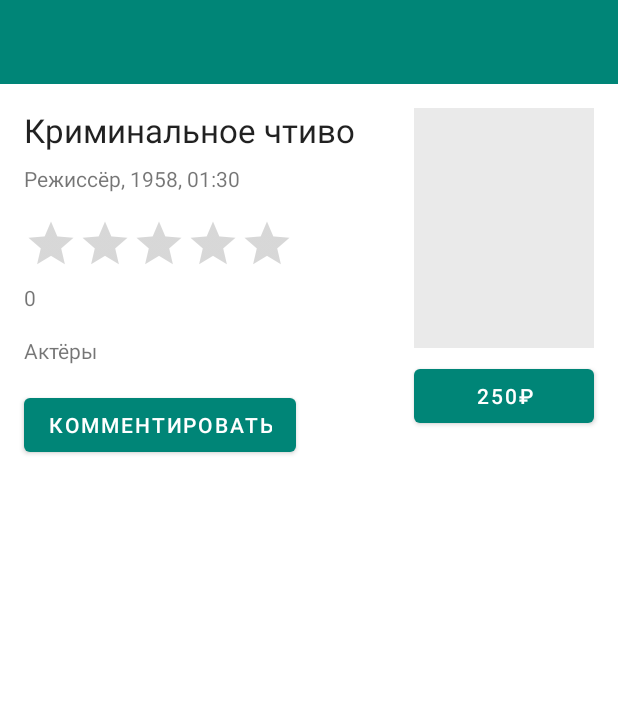
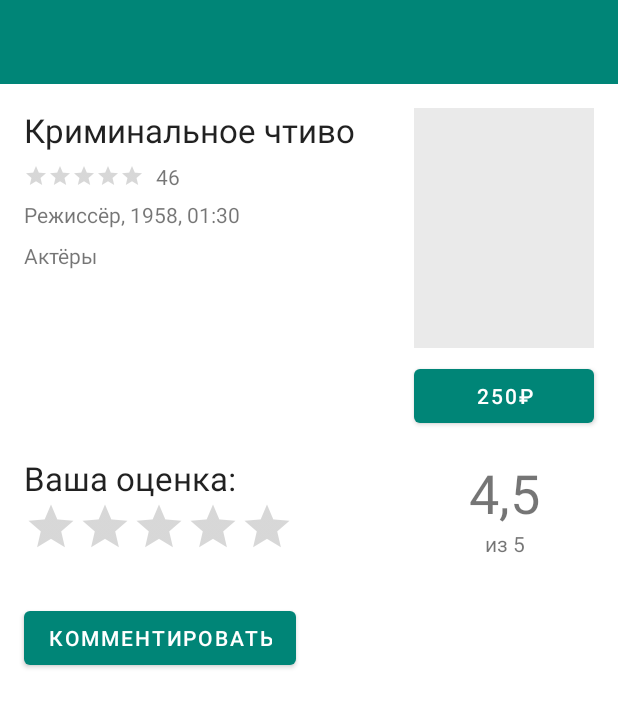
Before and after one commit to roman-zm/coursework_client_android, an Android app: the fragment UserFilmFragment placed in its activity, on a phone screen of 412 x 824 dp. Shown: the top 707 px of the screen. Run offline under Robolectric (Android 15) with nearby library versions, the phone set to English and light mode, and no system bars; libraries missing offline, so code that uses them is left out: com.arellomobile.mvp; 1 statement that could not run was skipped.

Commit message:
end with ratings

```diff
--- a/app/src/main/java/com/namor/coursework/fragment/user/film/UserFilmFragment.kt
+++ b/app/src/main/java/com/namor/coursework/fragment/user/film/UserFilmFragment.kt
@@ -17,7 +17,6 @@ import com.google.android.material.chip.Chip
 import com.namor.coursework.R
 import com.namor.coursework.domain.Film
 import com.namor.coursework.domain.Genre
-import com.namor.coursework.fragment.CourseworkFragment
 import kotlinx.android.synthetic.main.fragment_user_film.*
 
 private const val FILM = "film"
@@ -43,7 +42,7 @@ class UserFilmFragment : MvpAppCompatFragment(), UserFilmView {
         arguments?.getParcelable<Film>(FILM).let {
             presenter.setFilm(it)
         }
-        ratingBar.onRatingBarChangeListener =
+        userRatingBar.onRatingBarChangeListener =
                 RatingBar.OnRatingBarChangeListener { ratingBar, rating, fromUser ->
                     if (fromUser) presenter.onRatingChanged(rating)
                 }
@@ -89,11 +88,16 @@ class UserFilmFragment : MvpAppCompatFragment(), UserFilmView {
     }
 
     override fun setMark(mark: Float) {
-        ratingBar.rating = mark
+        filmRatingBar.rating = mark
+        ratingText.text = mark.toString()
     }
 
     override fun setCount(count: Int) {
         ratingCount.text = "$count"
+    }
+
+    override fun setSelfMark(mark: Int) {
+        userRatingBar.rating = mark.toFloat()
     }
 
     companion object {
--- a/app/src/main/java/com/namor/coursework/fragment/user/film/UserFilmPresenter.kt
+++ b/app/src/main/java/com/namor/coursework/fragment/user/film/UserFilmPresenter.kt
@@ -27,6 +27,7 @@ class UserFilmPresenter: BasePresenter<UserFilmView>() {
             }
 
             loadPurchase()
+            loadSelfRating()
             loadRating()
         }
     }
@@ -45,6 +46,29 @@ class UserFilmPresenter: BasePresenter<UserFilmView>() {
     private fun loadRating() {
         loadAverage()
         loadCount()
+    }
+
+    private fun loadSelfRating() {
+        val user = App.currentUser
+        if (user != null) {
+            compositeDisposable += App.service.userService
+                    ?.getRating(user.login, film.id)
+                    ?.subscribeOn(Schedulers.io())
+                    ?.observeOn(AndroidSchedulers.mainThread())
+                    ?.subscribe(
+                            { rating -> setSelfMark(rating.mark) },
+                            { t ->
+                                t.printStackTrace()
+                                setSelfMark(0)
+                            }
+                    )
+        }
+    }
+
+    private fun setSelfMark(mark: Int) {
+        if (mark > 0) {
+            viewState.setSelfMark(mark)
+        }
     }
 
     private fun loadCount() {
@@ -98,6 +122,7 @@ class UserFilmPresenter: BasePresenter<UserFilmView>() {
         if (user != null) {
             compositeDisposable += App.service.userService
                     ?.changeRating(Rating(user.login, film.id, rating.roundToInt()))
+                    ?.doFinally(::loadRating)
                     ?.subscribeOn(Schedulers.io())
                     ?.observeOn(AndroidSchedulers.mainThread())
                     ?.subscribe()
--- a/app/src/main/java/com/namor/coursework/fragment/user/film/UserFilmView.kt
+++ b/app/src/main/java/com/namor/coursework/fragment/user/film/UserFilmView.kt
@@ -28,5 +28,8 @@ interface UserFilmView: MvpView {
     fun setMark(mark: Float)
 
     @StateStrategyType(AddToEndSingleStrategy::class)
-    abstract fun setCount(count: Int)
+    fun setCount(count: Int)
+
+    @StateStrategyType(AddToEndSingleStrategy::class)
+    fun setSelfMark(mark: Int)
 }
--- a/app/src/main/java/com/namor/coursework/service/AdminService.kt
+++ b/app/src/main/java/com/namor/coursework/service/AdminService.kt
@@ -45,7 +45,7 @@ interface UserService {
     @POST("purchases")
     fun addPurchase(@Body purchase: Purchase): Completable
 
-    @GET("ratings")
+    @GET("ratings/search/getByUserAndFilm")
     fun getRating(
             @Query("user") user: String,
             @Query("film") film: Int
--- a/app/src/main/res/layout/fragment_user_film.xml
+++ b/app/src/main/res/layout/fragment_user_film.xml
@@ -51,7 +51,7 @@
         android:text="Режиссёр, 1958, 01:30"
         app:layout_constraintEnd_toStartOf="@+id/imageView"
         app:layout_constraintStart_toStartOf="parent"
-        app:layout_constraintTop_toBottomOf="@+id/filmTitle" />
+        app:layout_constraintTop_toBottomOf="@+id/filmRatingBar" />
 
     <com.google.android.material.chip.ChipGroup
         android:id="@+id/chipGroup"
@@ -63,7 +63,7 @@
         app:chipSpacingVertical="4dp"
         app:layout_constraintEnd_toStartOf="@+id/imageView"
         app:layout_constraintStart_toStartOf="parent"
-        app:layout_constraintTop_toBottomOf="@+id/infoText">
+        app:layout_constraintTop_toBottomOf="@id/actorsText">
 
     </com.google.android.material.chip.ChipGroup>
 
@@ -78,53 +78,97 @@
         app:layout_constraintTop_toBottomOf="@+id/imageView" />
 
     <RatingBar
-        android:id="@+id/ratingBar"
+        android:id="@+id/userRatingBar"
         style="@style/Widget.AppCompat.RatingBar.Indicator"
         android:layout_width="wrap_content"
         android:layout_height="wrap_content"
         android:layout_marginStart="16dp"
-        android:layout_marginTop="8dp"
-        android:layout_marginEnd="16dp"
         android:isIndicator="false"
         android:max="5"
         android:numStars="5"
         android:progress="0"
         android:rating="0"
         android:stepSize="1"
-        app:layout_constraintEnd_toStartOf="@+id/imageView"
-        app:layout_constraintHorizontal_bias="0.0"
         app:layout_constraintStart_toStartOf="parent"
-        app:layout_constraintTop_toBottomOf="@+id/chipGroup" />
-
-    <TextView
-        android:id="@+id/ratingCount"
-        android:layout_width="wrap_content"
-        android:layout_height="wrap_content"
-        android:layout_marginStart="16dp"
-        android:layout_marginTop="8dp"
-        android:text="0"
-        app:layout_constraintStart_toStartOf="parent"
-        app:layout_constraintTop_toBottomOf="@+id/ratingBar" />
+        app:layout_constraintTop_toBottomOf="@+id/textView4" />
 
     <TextView
         android:id="@+id/actorsText"
         android:layout_width="0dp"
         android:layout_height="wrap_content"
         android:layout_marginStart="16dp"
-        android:layout_marginTop="16dp"
+        android:layout_marginTop="8dp"
         android:layout_marginEnd="16dp"
         android:text="Актёры"
         app:layout_constraintEnd_toStartOf="@+id/imageView"
         app:layout_constraintStart_toStartOf="parent"
-        app:layout_constraintTop_toBottomOf="@+id/ratingCount" />
+        app:layout_constraintTop_toBottomOf="@+id/infoText" />
 
     <Button
         android:id="@+id/commentButton"
         android:layout_width="0dp"
         android:layout_height="wrap_content"
         android:layout_marginStart="16dp"
-        android:layout_marginTop="16dp"
+        android:layout_marginTop="32dp"
         android:text="Комментировать"
         app:layout_constraintStart_toStartOf="parent"
-        app:layout_constraintTop_toBottomOf="@+id/actorsText" />
+        app:layout_constraintTop_toBottomOf="@+id/userRatingBar" />
+
+    <TextView
+        android:id="@+id/ratingText"
+        android:layout_width="wrap_content"
+        android:layout_height="wrap_content"
+        android:layout_marginTop="16dp"
+        android:text="4,5"
+        android:textSize="36sp"
+        app:layout_constraintEnd_toEndOf="@+id/buyOrSeeButton"
+        app:layout_constraintStart_toStartOf="@+id/buyOrSeeButton"
+        app:layout_constraintTop_toTopOf="@+id/barrier" />
+
+    <TextView
+        android:layout_width="wrap_content"
+        android:layout_height="wrap_content"
+        android:text="из 5"
+        app:layout_constraintEnd_toEndOf="@+id/ratingText"
+        app:layout_constraintStart_toStartOf="@+id/ratingText"
+        app:layout_constraintTop_toBottomOf="@+id/ratingText" />
+
+    <androidx.constraintlayout.widget.Barrier
+        android:id="@+id/barrier"
+        android:layout_width="wrap_content"
+        android:layout_height="wrap_content"
+        app:barrierDirection="bottom"
+        app:constraint_referenced_ids="buyOrSeeButton,chipGroup"
+        />
+
+    <TextView
+        android:id="@+id/ratingCount"
+        android:layout_width="wrap_content"
+        android:layout_height="wrap_content"
+        android:layout_marginStart="8dp"
+        android:text="46"
+        app:layout_constraintBottom_toBottomOf="@+id/filmRatingBar"
+        app:layout_constraintStart_toEndOf="@+id/filmRatingBar"
+        app:layout_constraintTop_toTopOf="@+id/filmRatingBar" />
+
+    <RatingBar
+        android:id="@+id/filmRatingBar"
+        style="@style/Widget.AppCompat.RatingBar.Small"
+        android:layout_width="wrap_content"
+        android:layout_height="wrap_content"
+        android:layout_marginStart="16dp"
+        android:layout_marginTop="8dp"
+        app:layout_constraintStart_toStartOf="parent"
+        app:layout_constraintTop_toBottomOf="@+id/filmTitle" />
+
+    <TextView
+        android:id="@+id/textView4"
+        android:layout_width="wrap_content"
+        android:layout_height="wrap_content"
+        android:layout_marginStart="16dp"
+        android:layout_marginTop="16dp"
+        android:text="Ваша оценка:"
+        android:textAppearance="@style/TextAppearance.AppCompat.Large"
+        app:layout_constraintStart_toStartOf="parent"
+        app:layout_constraintTop_toTopOf="@+id/barrier" />
 </androidx.constraintlayout.widget.ConstraintLayout>
```
